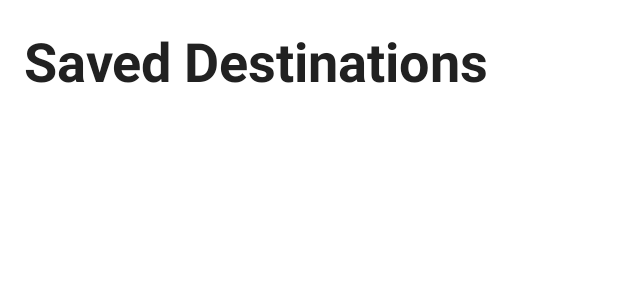
After one commit to Raz-Bouganim/OuiOui, an Android app: the layout fragment_saved.xml on its own in the app's theme, with its tools: preview values and no code run, on a phone screen of 412 x 824 dp. The commit adds this screen. Shown: the top 300 px of the screen. Run offline under Robolectric (Android 15) with nearby library versions, the phone set to English and light mode, and no system bars.

Commit message:
Update saved fragment and nav bar

```diff
--- a/app/src/main/java/com/sharks/ouioui/MainActivity.kt
+++ b/app/src/main/java/com/sharks/ouioui/MainActivity.kt
@@ -32,6 +32,10 @@ class MainActivity : AppCompatActivity() {
 
         binding.navSearch.setOnClickListener {
             navController.navigate(R.id.searchFragment)
+        }
+
+        binding.navSaved.setOnClickListener {
+            navController.navigate(R.id.savedFragment)
         }
 
         binding.navSettings.setOnClickListener {
--- /dev/null
+++ b/app/src/main/res/layout/fragment_saved.xml
@@ -0,0 +1,31 @@
+<?xml version="1.0" encoding="utf-8"?>
+<!-- res/layout/fragment_saved.xml -->
+<androidx.constraintlayout.widget.ConstraintLayout
+    xmlns:android="http://schemas.android.com/apk/res/android"
+    xmlns:app="http://schemas.android.com/apk/res-auto"
+    android:layout_width="match_parent"
+    android:layout_height="match_parent"
+    android:background="@color/background_light"
+    android:padding="16dp">
+
+    <TextView
+        android:id="@+id/textViewSavedTitle"
+        android:layout_width="wrap_content"
+        android:layout_height="wrap_content"
+        android:text="Saved Destinations"
+        android:textSize="36sp"
+        android:textStyle="bold"
+        android:textColor="@color/text_primary_light"
+        app:layout_constraintTop_toTopOf="parent"
+        app:layout_constraintStart_toStartOf="parent"/>
+
+    <androidx.recyclerview.widget.RecyclerView
+        android:id="@+id/recyclerViewSavedDestinations"
+        android:layout_width="0dp"
+        android:layout_height="0dp"
+        app:layout_constraintTop_toBottomOf="@id/textViewSavedTitle"
+        app:layout_constraintStart_toStartOf="parent"
+        app:layout_constraintEnd_toEndOf="parent"
+        app:layout_constraintBottom_toBottomOf="parent"
+        android:layout_marginTop="16dp"/>
+</androidx.constraintlayout.widget.ConstraintLayout>
--- a/app/src/main/res/navigation/nav_graph.xml
+++ b/app/src/main/res/navigation/nav_graph.xml
@@ -21,6 +21,12 @@
     </fragment>
 
     <fragment
+        android:id="@+id/savedFragment"
+        android:name="com.sharks.ouioui.ui.saved.SavedFragment"
+        tools:layout="@layout/fragment_saved">
+    </fragment>
+
+    <fragment
         android:id="@+id/settingsFragment"
         android:name="com.sharks.ouioui.ui.settings.SettingsFragment"
         tools:layout="@layout/fragment_settings">
```
Also changed, not shown: app/src/main/java/com/sharks/ouioui/ui/saved/SavedFragment.kt (added, +35 -0 lines).
